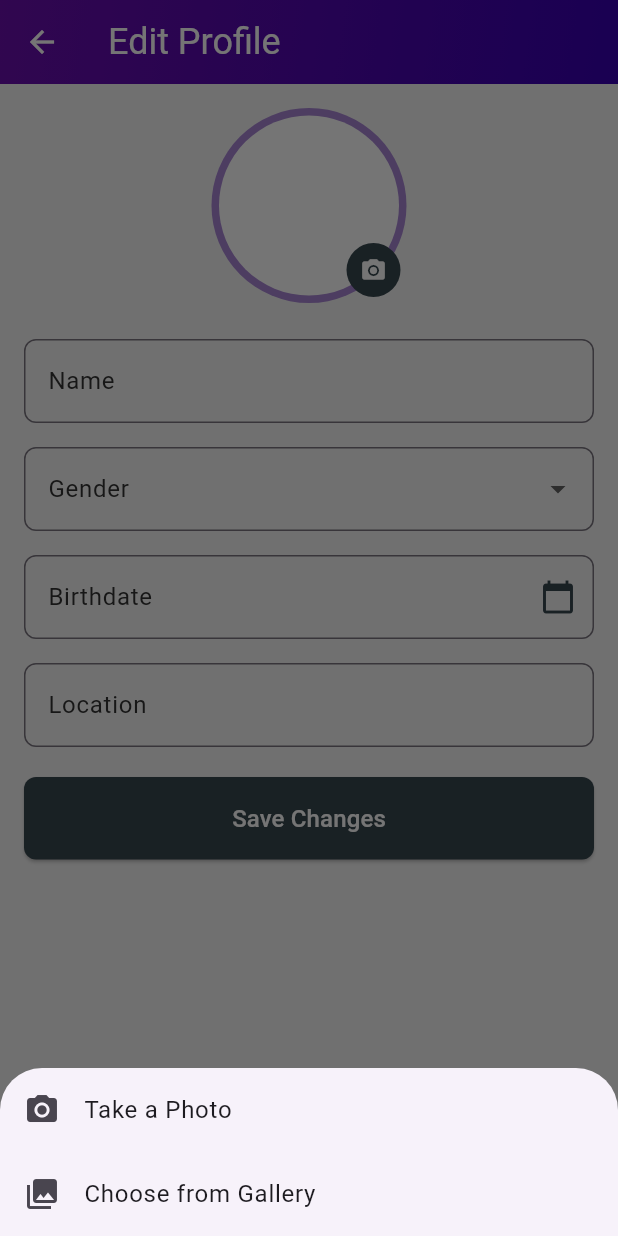
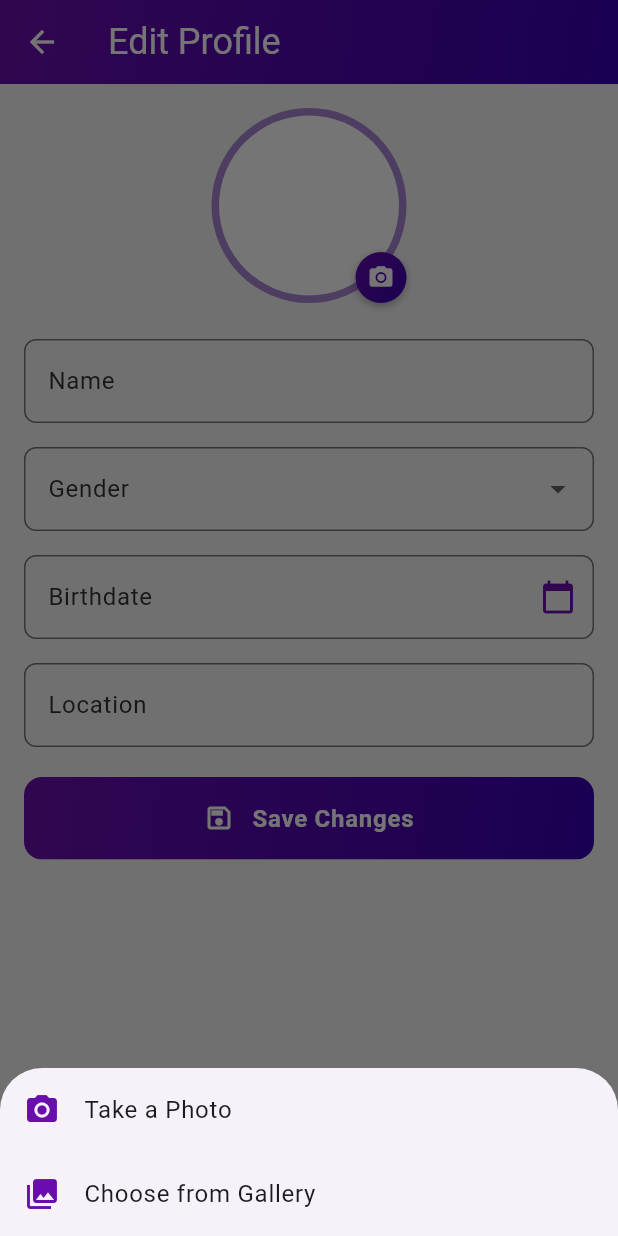
Before and after one commit to patryklbn/numinousways, a Flutter app: the EditProfileScreen screen opened by its route, after a tap on the "camera alt" icon, on a phone screen of 412 x 824 dp. Run offline on Flutter 3.47's test engine with Material 3 defaults, Android fonts, the phone set to English and light mode, and no system bars; our stand-ins replace cached_network_image, cloud_firestore, firebase_auth, firebase_core, firebase_storage, flutter_image_compress and 11 more; accounts and stored records are empty; network calls fail.

Commit message:
Adjust Edit Profile screen UI improvements

```diff
--- a/lib/screens/profile/edit_profile_screen.dart
+++ b/lib/screens/profile/edit_profile_screen.dart
@@ -36,10 +36,22 @@ class _EditProfileScreenState extends State<EditProfileScreen> {
 
   Future<void> _selectDate(BuildContext context) async {
     final DateTime? picked = await showDatePicker(
-      context: context,
-      initialDate: _selectedDate ?? DateTime(2000),
-      firstDate: DateTime(1900),
-      lastDate: DateTime.now(),
+        context: context,
+        initialDate: _selectedDate ?? DateTime(2000),
+        firstDate: DateTime(1900),
+        lastDate: DateTime.now(),
+        builder: (context, child) {
+          return Theme(
+            data: Theme.of(context).copyWith(
+              colorScheme: ColorScheme.light(
+                primary: const Color(0xFF6A0DAD),
+                onPrimary: Colors.white,
+                onSurface: Colors.black,
+              ),
+            ),
+            child: child!,
+          );
+        }
     );
     if (picked != null && picked != _selectedDate) {
       setState(() {
@@ -67,7 +79,7 @@ class _EditProfileScreenState extends State<EditProfileScreen> {
         mainAxisSize: MainAxisSize.min,
         children: [
           ListTile(
-            leading: Icon(Icons.camera_alt),
+            leading: Icon(Icons.camera_alt, color: const Color(0xFF6A0DAD)),
             title: Text('Take a Photo'),
             onTap: () {
               Navigator.pop(context);
@@ -75,7 +87,7 @@ class _EditProfileScreenState extends State<EditProfileScreen> {
             },
           ),
           ListTile(
-            leading: Icon(Icons.photo_library),
+            leading: Icon(Icons.photo_library, color: const Color(0xFF6A0DAD)),
             title: Text('Choose from Gallery'),
             onTap: () {
               Navigator.pop(context);
@@ -108,18 +120,21 @@ class _EditProfileScreenState extends State<EditProfileScreen> {
         iconTheme: IconThemeData(color: Colors.white),
       ),
       body: profileViewModel.isLoading
-          ? Center(child: CircularProgressIndicator())
+          ? Center(
+          child: CircularProgressIndicator(
+            valueColor: AlwaysStoppedAnimation<Color>(Color(0xFF6A0DAD)),
+          ))
           : Padding(
         padding: EdgeInsets.all(16),
         child: Form(
           key: _formKey,
           child: ListView(
             children: [
+// Replace the Stack widget in your build method with this updated version
               Center(
                 child: Stack(
                   alignment: Alignment.bottomRight,
                   children: [
-                    // External circle avatar with color 0xFFAD3D6F
                     CircleAvatar(
                       radius: 65,
                       backgroundColor: Color(0xFFA785D3),
@@ -151,14 +166,26 @@ class _EditProfileScreenState extends State<EditProfileScreen> {
                         ),
                       ),
                     ),
-                    Positioned(
-                      bottom: 4,
-                      right: 4,
-                      child: GestureDetector(
-                        onTap: _showImageSourceOptions,
-                        child: CircleAvatar(
-                          backgroundColor: Color(0xFF37474F),
-                          radius: 18,
+                    GestureDetector(
+                      onTap: _showImageSourceOptions,
+                      child: Container(
+                        decoration: BoxDecoration(
+                          gradient: LinearGradient(
+                            colors: [Color(0xFF6A0DAD), Color(0xFF3700B3)],
+                            begin: Alignment.topLeft,
+                            end: Alignment.bottomRight,
+                          ),
+                          shape: BoxShape.circle,
+                          boxShadow: [
+                            BoxShadow(
+                              color: Colors.black.withOpacity(0.3),
+                              blurRadius: 4,
+                              offset: Offset(0, 2),
+                            ),
+                          ],
+                        ),
+                        child: Padding(
+                          padding: EdgeInsets.all(8),
                           child: Icon(Icons.camera_alt, color: Colors.white, size: 18),
                         ),
                       ),
@@ -168,14 +195,13 @@ class _EditProfileScreenState extends State<EditProfileScreen> {
               ),
               SizedBox(height: 24),
 
-              // Name Field
               TextFormField(
                 controller: _nameController,
                 decoration: InputDecoration(
                   labelText: 'Name',
                   labelStyle: TextStyle(color: Color(0xFF333333)),
                   focusedBorder: OutlineInputBorder(
-                    borderSide: BorderSide(color: Color(0xFF37474F)),
+                    borderSide: BorderSide(color: Color(0xFF6A0DAD)),
                     borderRadius: BorderRadius.circular(8),
                   ),
                   border: OutlineInputBorder(
@@ -191,7 +217,6 @@ class _EditProfileScreenState extends State<EditProfileScreen> {
               ),
               SizedBox(height: 16),
 
-              // Gender Field (Dropdown Picker)
               DropdownButtonFormField<String>(
                 value: _selectedGender,
                 items: ['Male', 'Female', 'Other']
@@ -209,7 +234,7 @@ class _EditProfileScreenState extends State<EditProfileScreen> {
                   labelText: 'Gender',
                   labelStyle: TextStyle(color: Color(0xFF333333)),
                   focusedBorder: OutlineInputBorder(
-                    borderSide: BorderSide(color: Color(0xFF37474F)),
+                    borderSide: BorderSide(color: Color(0xFF6A0DAD)),
                     borderRadius: BorderRadius.circular(8),
                   ),
                   border: OutlineInputBorder(
@@ -219,7 +244,6 @@ class _EditProfileScreenState extends State<EditProfileScreen> {
               ),
               SizedBox(height: 16),
 
-              // Age Field (Date Picker)
               TextFormField(
                 readOnly: true,
                 onTap: () => _selectDate(context),
@@ -229,25 +253,24 @@ class _EditProfileScreenState extends State<EditProfileScreen> {
                   labelText: 'Birthdate',
                   labelStyle: TextStyle(color: Color(0xFF333333)),
                   focusedBorder: OutlineInputBorder(
-                    borderSide: BorderSide(color: Color(0xFF37474F)),
+                    borderSide: BorderSide(color: Color(0xFF6A0DAD)),
                     borderRadius: BorderRadius.circular(8),
                   ),
                   border: OutlineInputBorder(
                     borderRadius: BorderRadius.circular(8),
                   ),
-                  suffixIcon: Icon(Icons.calendar_today, color: Color(0xFF37474F)),
+                  suffixIcon: Icon(Icons.calendar_today, color: Color(0xFF6A0DAD)),
                 ),
               ),
               SizedBox(height: 16),
 
-              // Location Field
               TextFormField(
                 controller: _locationController,
                 decoration: InputDecoration(
                   labelText: 'Location',
                   labelStyle: TextStyle(color: Color(0xFF333333)),
                   focusedBorder: OutlineInputBorder(
-                    borderSide: BorderSide(color: Color(0xFF37474F)),
+                    borderSide: BorderSide(color: Color(0xFF6A0DAD)),
                     borderRadius: BorderRadius.circular(8),
                   ),
                   border: OutlineInputBorder(
@@ -258,7 +281,6 @@ class _EditProfileScreenState extends State<EditProfileScreen> {
               ),
               SizedBox(height: 20),
 
-              // Save Button
               ElevatedButton(
                 onPressed: () async {
                   if (_formKey.currentState!.validate()) {
@@ -272,20 +294,45 @@ class _EditProfileScreenState extends State<EditProfileScreen> {
                     );
 
                     await profileViewModel.fetchUserProfile(profileViewModel.userProfile!.id!);
-
                     Navigator.pop(context);
                   }
                 },
                 style: ElevatedButton.styleFrom(
-                  backgroundColor: Color(0xFF37474F),
-                  padding: EdgeInsets.symmetric(vertical: 16),
+                  padding: EdgeInsets.zero,
                   shape: RoundedRectangleBorder(
-                    borderRadius: BorderRadius.circular(8),
+                    borderRadius: BorderRadius.circular(12),
                   ),
+                  backgroundColor: Colors.transparent,
+                  shadowColor: Colors.transparent,
                 ),
-                child: Text(
-                  'Save Changes',
-                  style: TextStyle(fontSize: 16, color: Colors.white),
+                child: Ink(
+                  decoration: const BoxDecoration(
+                    gradient: LinearGradient(
+                      colors: [Color(0xFF6A0DAD), Color(0xFF3700B3)],
+                      begin: Alignment.topLeft,
+                      end: Alignment.bottomRight,
+                    ),
+                    borderRadius: BorderRadius.all(Radius.circular(12)),
+                  ),
+                  child: Container(
+                    padding: const EdgeInsets.symmetric(vertical: 16),
+                    child: const Row(
+                      mainAxisAlignment: MainAxisAlignment.center,
+                      children: [
+                        Icon(Icons.save_outlined, size: 20, color: Colors.white),
+                        SizedBox(width: 12),
+                        Text(
+                          'Save Changes',
+                          style: TextStyle(
+                            fontSize: 16,
+                            fontWeight: FontWeight.w600,
+                            color: Colors.white,
+                            letterSpacing: 0.5,
+                          ),
+                        ),
+                      ],
+                    ),
+                  ),
                 ),
               ),
             ],
```
